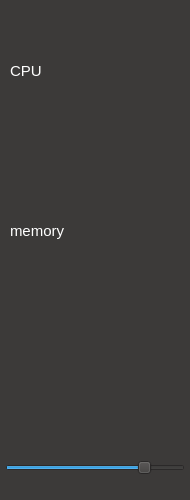
The window that ui/tools.ui (mjlee111/custom_tools) describes before a commit, drawn with Qt 5.
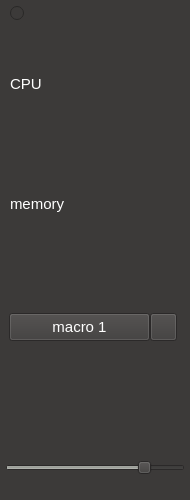
The same window after the commit. Icons and pictures are not drawn. Custom widgets are drawn as their Qt base class.

```diff
--- a/ui/tools.ui
+++ b/ui/tools.ui
@@ -23,7 +23,7 @@
     <property name="geometry">
      <rect>
       <x>20</x>
-      <y>10</y>
+      <y>23</y>
       <width>151</width>
       <height>41</height>
      </rect>
@@ -39,9 +39,9 @@
     <property name="geometry">
      <rect>
       <x>10</x>
-      <y>90</y>
-      <width>171</width>
-      <height>91</height>
+      <y>103</y>
+      <width>170</width>
+      <height>60</height>
      </rect>
     </property>
    </widget>
@@ -49,7 +49,7 @@
     <property name="geometry">
      <rect>
       <x>10</x>
-      <y>60</y>
+      <y>73</y>
       <width>31</width>
       <height>21</height>
      </rect>
@@ -62,7 +62,7 @@
     <property name="geometry">
      <rect>
       <x>0</x>
-      <y>190</y>
+      <y>163</y>
       <width>69</width>
       <height>21</height>
      </rect>
@@ -75,9 +75,9 @@
     <property name="geometry">
      <rect>
       <x>10</x>
-      <y>250</y>
-      <width>171</width>
-      <height>91</height>
+      <y>223</y>
+      <width>170</width>
+      <height>60</height>
      </rect>
     </property>
    </widget>
@@ -85,7 +85,7 @@
     <property name="geometry">
      <rect>
       <x>10</x>
-      <y>220</y>
+      <y>193</y>
       <width>61</width>
       <height>21</height>
      </rect>
@@ -97,8 +97,8 @@
    <widget class="QLabel" name="memory_percent">
     <property name="geometry">
      <rect>
-      <x>0</x>
-      <y>340</y>
+      <x>10</x>
+      <y>283</y>
       <width>69</width>
       <height>21</height>
      </rect>
@@ -116,6 +116,232 @@
       <height>16</height>
      </rect>
     </property>
+    <property name="palette">
+     <palette>
+      <active>
+       <colorrole role="WindowText">
+        <brush brushstyle="SolidPattern">
+         <color alpha="255">
+          <red>255</red>
+          <green>255</green>
+          <blue>255</blue>
+         </color>
+        </brush>
+       </colorrole>
+       <colorrole role="Button">
+        <brush brushstyle="SolidPattern">
+         <color alpha="255">
+          <red>60</red>
+          <green>58</green>
+          <blue>57</blue>
+         </color>
+        </brush>
+       </colorrole>
+       <colorrole role="Text">
+        <brush brushstyle="SolidPattern">
+         <color alpha="255">
+          <red>255</red>
+          <green>255</green>
+          <blue>255</blue>
+         </color>
+        </brush>
+       </colorrole>
+       <colorrole role="ButtonText">
+        <brush brushstyle="SolidPattern">
+         <color alpha="255">
+          <red>255</red>
+          <green>255</green>
+          <blue>255</blue>
+         </color>
+        </brush>
+       </colorrole>
+       <colorrole role="Base">
+        <brush brushstyle="SolidPattern">
+         <color alpha="255">
+          <red>60</red>
+          <green>58</green>
+          <blue>57</blue>
+         </color>
+        </brush>
+       </colorrole>
+       <colorrole role="Window">
+        <brush brushstyle="SolidPattern">
+         <color alpha="255">
+          <red>60</red>
+          <green>58</green>
+          <blue>57</blue>
+         </color>
+        </brush>
+       </colorrole>
+       <colorrole role="Highlight">
+        <brush brushstyle="SolidPattern">
+         <color alpha="255">
+          <red>136</red>
+          <green>138</green>
+          <blue>133</blue>
+         </color>
+        </brush>
+       </colorrole>
+       <colorrole role="PlaceholderText">
+        <brush brushstyle="NoBrush">
+         <color alpha="128">
+          <red>255</red>
+          <green>255</green>
+          <blue>255</blue>
+         </color>
+        </brush>
+       </colorrole>
+      </active>
+      <inactive>
+       <colorrole role="WindowText">
+        <brush brushstyle="SolidPattern">
+         <color alpha="255">
+          <red>255</red>
+          <green>255</green>
+          <blue>255</blue>
+         </color>
+        </brush>
+       </colorrole>
+       <colorrole role="Button">
+        <brush brushstyle="SolidPattern">
+         <color alpha="255">
+          <red>60</red>
+          <green>58</green>
+          <blue>57</blue>
+         </color>
+        </brush>
+       </colorrole>
+       <colorrole role="Text">
+        <brush brushstyle="SolidPattern">
+         <color alpha="255">
+          <red>255</red>
+          <green>255</green>
+          <blue>255</blue>
+         </color>
+        </brush>
+       </colorrole>
+       <colorrole role="ButtonText">
+        <brush brushstyle="SolidPattern">
+         <color alpha="255">
+          <red>255</red>
+          <green>255</green>
+          <blue>255</blue>
+         </color>
+        </brush>
+       </colorrole>
+       <colorrole role="Base">
+        <brush brushstyle="SolidPattern">
+         <color alpha="255">
+          <red>60</red>
+          <green>58</green>
+          <blue>57</blue>
+         </color>
+        </brush>
+       </colorrole>
+       <colorrole role="Window">
+        <brush brushstyle="SolidPattern">
+         <color alpha="255">
+          <red>60</red>
+          <green>58</green>
+          <blue>57</blue>
+         </color>
+        </brush>
+       </colorrole>
+       <colorrole role="Highlight">
+        <brush brushstyle="SolidPattern">
+         <color alpha="255">
+          <red>136</red>
+          <green>138</green>
+          <blue>133</blue>
+         </color>
+        </brush>
+       </colorrole>
+       <colorrole role="PlaceholderText">
+        <brush brushstyle="NoBrush">
+         <color alpha="128">
+          <red>255</red>
+          <green>255</green>
+          <blue>255</blue>
+         </color>
+        </brush>
+       </colorrole>
+      </inactive>
+      <disabled>
+       <colorrole role="WindowText">
+        <brush brushstyle="SolidPattern">
+         <color alpha="255">
+          <red>255</red>
+          <green>255</green>
+          <blue>255</blue>
+         </color>
+        </brush>
+       </colorrole>
+       <colorrole role="Button">
+        <brush brushstyle="SolidPattern">
+         <color alpha="255">
+          <red>60</red>
+          <green>58</green>
+          <blue>57</blue>
+         </color>
+        </brush>
+       </colorrole>
+       <colorrole role="Text">
+        <brush brushstyle="SolidPattern">
+         <color alpha="255">
+          <red>255</red>
+          <green>255</green>
+          <blue>255</blue>
+         </color>
+        </brush>
+       </colorrole>
+       <colorrole role="ButtonText">
+        <brush brushstyle="SolidPattern">
+         <color alpha="255">
+          <red>255</red>
+          <green>255</green>
+          <blue>255</blue>
+         </color>
+        </brush>
+       </colorrole>
+       <colorrole role="Base">
+        <brush brushstyle="SolidPattern">
+         <color alpha="255">
+          <red>60</red>
+          <green>58</green>
+          <blue>57</blue>
+         </color>
+        </brush>
+       </colorrole>
+       <colorrole role="Window">
+        <brush brushstyle="SolidPattern">
+         <color alpha="255">
+          <red>60</red>
+          <green>58</green>
+          <blue>57</blue>
+         </color>
+        </brush>
+       </colorrole>
+       <colorrole role="Highlight">
+        <brush brushstyle="SolidPattern">
+         <color alpha="255">
+          <red>145</red>
+          <green>145</green>
+          <blue>145</blue>
+         </color>
+        </brush>
+       </colorrole>
+       <colorrole role="PlaceholderText">
+        <brush brushstyle="NoBrush">
+         <color alpha="128">
+          <red>255</red>
+          <green>255</green>
+          <blue>255</blue>
+         </color>
+        </brush>
+       </colorrole>
+      </disabled>
+     </palette>
+    </property>
     <property name="maximum">
      <number>100</number>
     </property>
@@ -126,6 +352,58 @@
      <enum>Qt::Horizontal</enum>
     </property>
    </widget>
+   <widget class="QPushButton" name="macro_btn_1">
+    <property name="geometry">
+     <rect>
+      <x>9</x>
+      <y>313</y>
+      <width>141</width>
+      <height>28</height>
+     </rect>
+    </property>
+    <property name="text">
+     <string>macro 1</string>
+    </property>
+   </widget>
+   <widget class="QToolButton" name="macro_setup_btn_1">
+    <property name="geometry">
+     <rect>
+      <x>150</x>
+      <y>313</y>
+      <width>27</width>
+      <height>28</height>
+     </rect>
+    </property>
+    <property name="text">
+     <string/>
+    </property>
+    <property name="icon">
+     <iconset resource="../resources/images.qrc">
+      <normaloff>:/images/setting.png</normaloff>:/images/setting.png</iconset>
+    </property>
+    <property name="iconSize">
+     <size>
+      <width>15</width>
+      <height>15</height>
+     </size>
+    </property>
+   </widget>
+   <widget class="QRadioButton" name="move_btn">
+    <property name="geometry">
+     <rect>
+      <x>10</x>
+      <y>0</y>
+      <width>31</width>
+      <height>27</height>
+     </rect>
+    </property>
+    <property name="contextMenuPolicy">
+     <enum>Qt::ActionsContextMenu</enum>
+    </property>
+    <property name="text">
+     <string/>
+    </property>
+   </widget>
    <zorder>memory</zorder>
    <zorder>time</zorder>
    <zorder>cpu</zorder>
```
Left out of the diff: 7 changed lines with no effect on the pictures.
